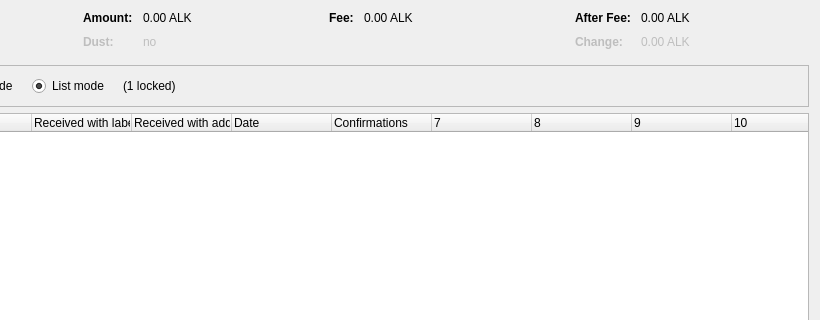
First picture: the form in src/qt/forms/coincontroldialog.ui, repository alkion-project/alkion, before the edit; both pictures show x 180 to 1000 and y 0 to 320 of the 1000 by 500 pixel window.
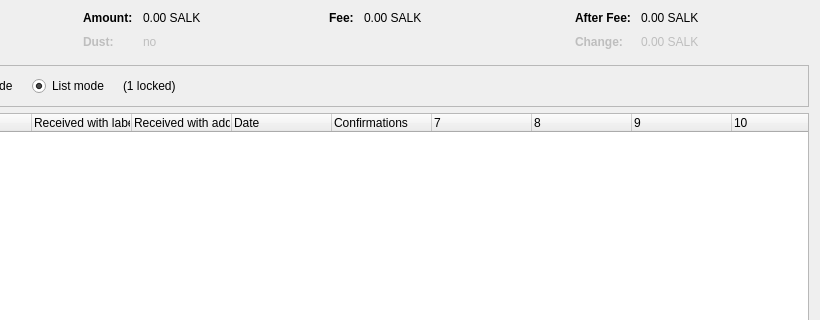
Second picture: the form after the edit. Custom widgets are drawn as their Qt base class.

```diff
--- a/src/qt/forms/coincontroldialog.ui
+++ b/src/qt/forms/coincontroldialog.ui
@@ -132,7 +132,7 @@
           <enum>Qt::ActionsContextMenu</enum>
          </property>
          <property name="text">
-          <string notr="true">0.00 ALK</string>
+          <string notr="true">0.00 SALK</string>
          </property>
          <property name="textInteractionFlags">
           <set>Qt::LinksAccessibleByMouse|Qt::TextSelectableByKeyboard|Qt::TextSelectableByMouse</set>
@@ -212,7 +212,7 @@
           <enum>Qt::ActionsContextMenu</enum>
          </property>
          <property name="text">
-          <string notr="true">0.00 ALK</string>
+          <string notr="true">0.00 SALK</string>
          </property>
          <property name="textInteractionFlags">
           <set>Qt::LinksAccessibleByMouse|Qt::TextSelectableByKeyboard|Qt::TextSelectableByMouse</set>
@@ -257,7 +257,7 @@
           <enum>Qt::ActionsContextMenu</enum>
          </property>
          <property name="text">
-          <string notr="true">0.00 ALK</string>
+          <string notr="true">0.00 SALK</string>
          </property>
          <property name="textInteractionFlags">
           <set>Qt::LinksAccessibleByMouse|Qt::TextSelectableByKeyboard|Qt::TextSelectableByMouse</set>
@@ -292,7 +292,7 @@
           <enum>Qt::ActionsContextMenu</enum>
          </property>
          <property name="text">
-          <string notr="true">0.00 ALK</string>
+          <string notr="true">0.00 SALK</string>
          </property>
          <property name="textInteractionFlags">
           <set>Qt::LinksAccessibleByMouse|Qt::TextSelectableByKeyboard|Qt::TextSelectableByMouse</set>
```
